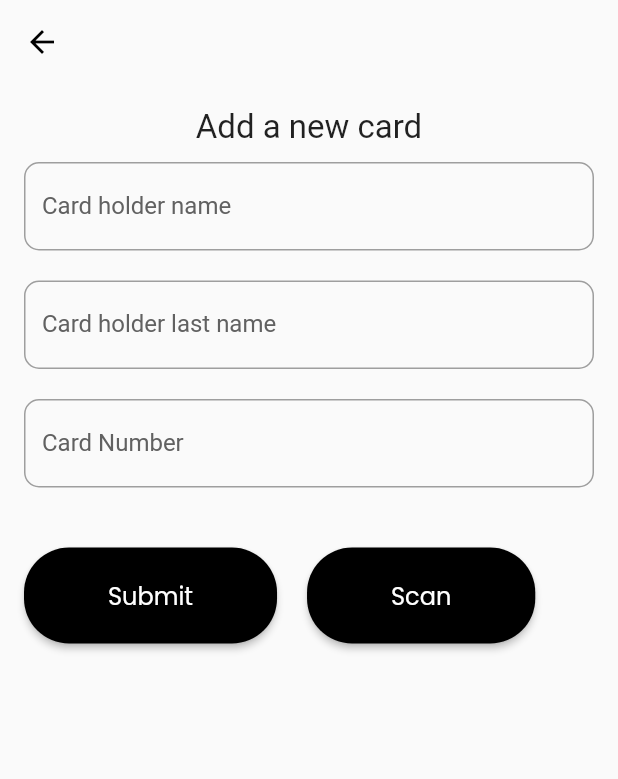
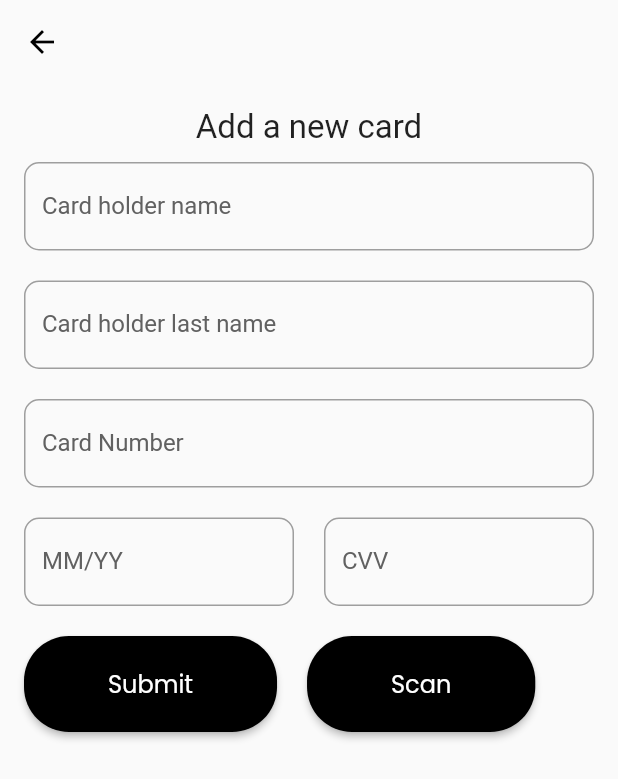
Before and after one commit to StephenBoikanyo/CardCheck, a Flutter app: the AddCardScreen screen opened by its route, after a tap on "Scan", on a phone screen of 412 x 824 dp. Shown: the top 779 px of the screen. Run offline on Flutter 3.47's test engine with Material 2 defaults, Android fonts, the phone set to English and light mode, and no system bars; our stand-ins replace bloc, font_awesome_flutter, shared_preferences; missing offline and left inert: credit_card_scanner; accounts and stored records are empty; generated files the repository leaves out were written again.

Commit message:
updated AddCard screen to scan a card added new text fields

```diff
--- a/lib/presentation/home/add_card_screen.dart
+++ b/lib/presentation/home/add_card_screen.dart
@@ -3,6 +3,8 @@ import 'package:card_check/presentation/utils/constants.dart';
 import 'package:card_check/presentation/widgets/widgets.dart';
 import 'package:card_check/services/services.dart';
 import 'package:intl/intl.dart';
+import 'package:credit_card_scanner/credit_card_scanner.dart';
+
 
 class AddCardScreen extends StatefulWidget {
   static const String id = 'AddCardScreen';
@@ -14,11 +16,13 @@ class _AddCardScreenState extends State<AddCardScreen> {
   TextEditingController _nameController = TextEditingController();
   TextEditingController _lastNameController = TextEditingController();
   TextEditingController _cardNumberController = TextEditingController();
+  TextEditingController _expiryDateController = TextEditingController();
+  TextEditingController _cvvController   = TextEditingController();
+
 
   @override
   Widget build(BuildContext context) {
-    final CountryList countryService = CountryList();
-
+    final cardUtils = CardUtils();
     return Scaffold(
         appBar: AppBar(
           backgroundColor: Colors.transparent,
@@ -31,7 +35,7 @@ class _AddCardScreenState extends State<AddCardScreen> {
           child: SingleChildScrollView(
             child: Column(
               children: [
-                Text(
+               const  Text(
                   'Add a new card',
                   style: largeText,
                 ),
@@ -59,23 +63,17 @@ class _AddCardScreenState extends State<AddCardScreen> {
                 const SizedBox(
                   height: 20,
                 ),
-
-
-
-
-
-
-
-                // Row(
-                //   children: [
-                //     Expanded(child: CustomTextField(fieldLabel: 'MM/YY')),
-                //     const SizedBox(width: 20,),
-                //     Expanded(child: CustomTextField(fieldLabel: 'CVV')),
-                //   ],
-                // ),
+                Row(
+                  children: [
+                    Expanded(child: CustomTextField(fieldLabel: 'MM/YY',fieldController: _expiryDateController,)),
+                    const SizedBox(width: 20,),
+                    Expanded(child: CustomTextField(fieldLabel: 'CVV',fieldController: _cvvController,)),
+                  ],
+                ),
                 const SizedBox(
                   height: 20,
                 ),
+
                 Row(
                   children: [
                     RoundedPrimaryButton(
@@ -109,14 +107,13 @@ class _AddCardScreenState extends State<AddCardScreen> {
                     ),
                     RoundedPrimaryButton(
                       label: 'Scan',
-                      onPressed: () async {
-                        List<Map<String, String>> storedData =
-                            await DataStorage.loadStoredData();
-                        print(storedData);
-                      },
+                      onPressed: () => cardUtils.scanCard(
+                          _cardNumberController,
+                          _expiryDateController)
+
                     )
                   ],
-                )
+                ),
               ],
             ),
           ),
```
